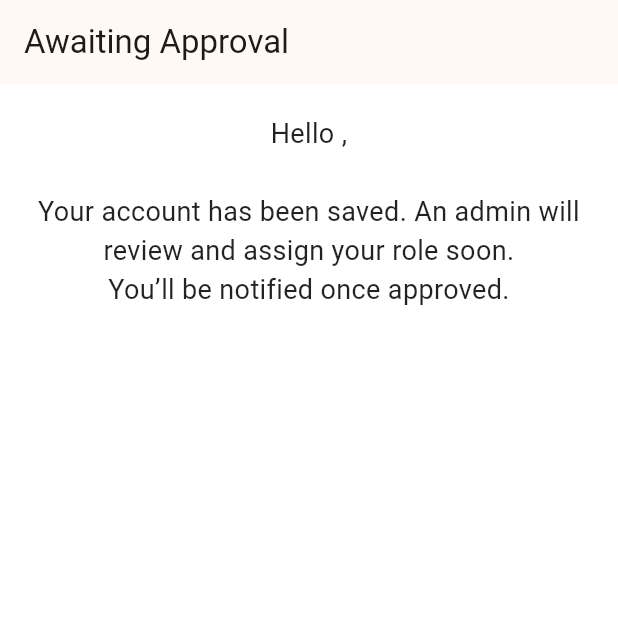
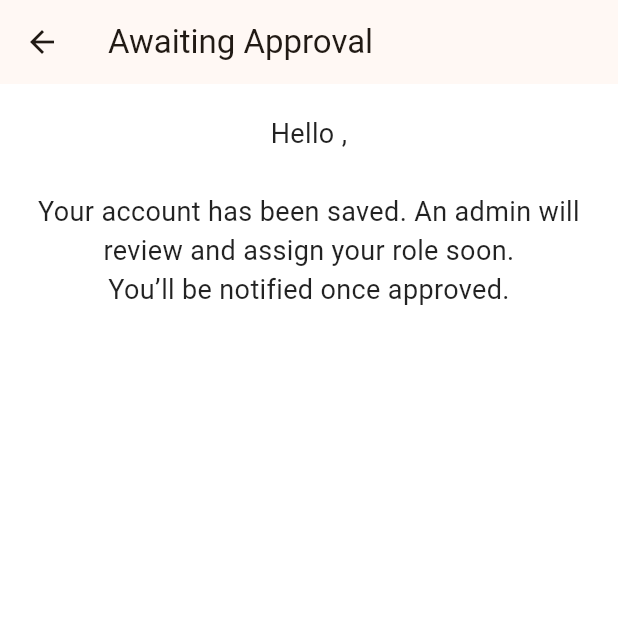
Before and after one commit to Just-Akinyi/coursebuddy_opt, a Flutter app: the screen it shows once a user with an empty profile is signed in, on a phone screen of 412 x 824 dp, the top half of it. Run offline on Flutter 3.47's test engine with Material 3 defaults, Android fonts, the phone set to English and light mode, and no system bars; our stand-ins replace cloud_firestore, firebase_auth, firebase_core, firebase_crashlytics, firebase_messaging, google_sign_in and 1 more; accounts and stored records are empty.

Commit message:
initial commit

```diff
--- a/lib/screens/guest/not_registered_screen.dart
+++ b/lib/screens/guest/not_registered_screen.dart
@@ -1,3 +1,4 @@
+import 'package:coursebuddy/auth/login_screen.dart';
 import 'package:flutter/material.dart';
 import 'package:firebase_auth/firebase_auth.dart';
 import 'package:cloud_firestore/cloud_firestore.dart';
@@ -19,7 +20,24 @@ class NotRegisteredScreen extends StatelessWidget {
 
     // ✅ Listen to the user's document in the 'users' collection
     return Scaffold(
-      appBar: AppBar(title: const Text("Awaiting Approval")),
+      appBar: AppBar(
+        title: const Text("Awaiting Approval"),
+        leading: IconButton(
+          icon: const Icon(Icons.arrow_back),
+          onPressed: () async {
+            await FirebaseAuth.instance.signOut();
+            if (context.mounted) {
+              Navigator.of(context).pushReplacement(
+                MaterialPageRoute(
+                  // 🚨 Replace 'YourLoginScreen' with the actual name of your login screen widget.
+                  builder: (context) => LoginScreen(),
+                ),
+              );
+            }
+          },
+        ),
+      ),
+
       body: StreamBuilder<DocumentSnapshot>(
         stream: FirebaseFirestore.instance
             .collection("users")
```
Also changed, not shown: 1 other file.
